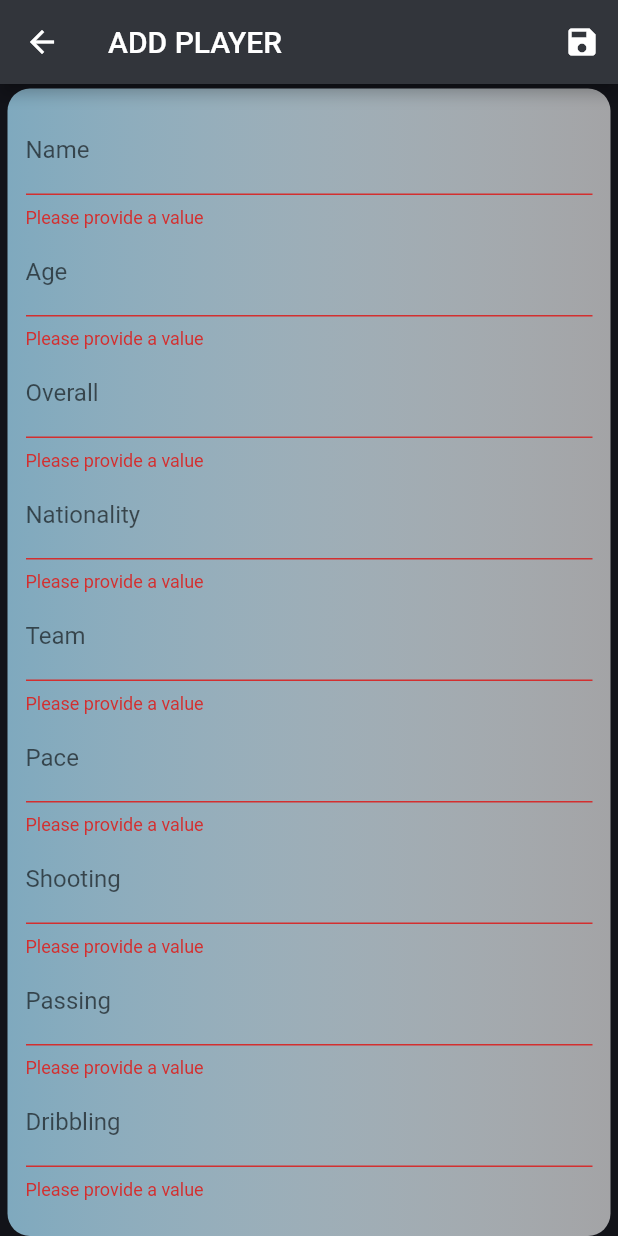
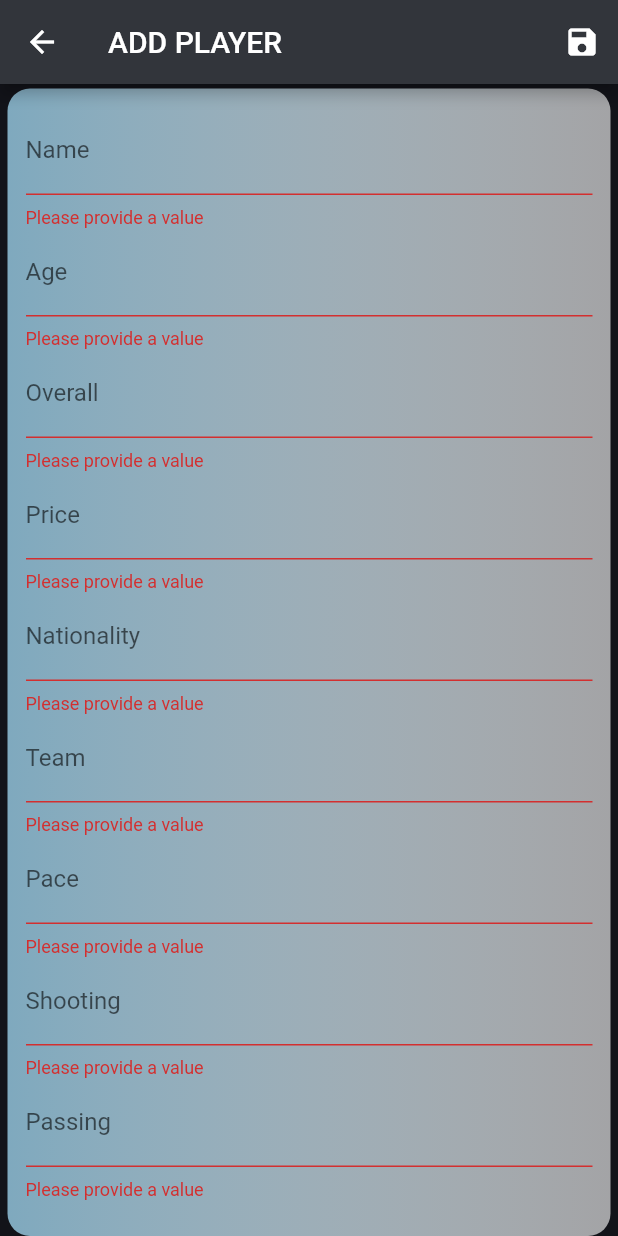
Before and after one commit to cekole/fut-card-flutter, a Flutter app: the EditPlayerScreen screen opened by its route, on a phone screen of 412 x 824 dp. Run offline on Flutter 3.47's test engine with Material 2 defaults, Android fonts, the phone set to English and light mode, and no system bars; network calls fail.

Commit message:
Price feature added

```diff
--- a/lib/providers/player.dart
+++ b/lib/providers/player.dart
@@ -11,6 +11,7 @@ class Player with ChangeNotifier {
   final int? defending;
   final int? physical;
   final int? overall;
+  final int? price;
   final String? nationality;
   final String? team;
   final String? imageUrl;
@@ -31,5 +32,6 @@ class Player with ChangeNotifier {
     required this.imageUrl,
     required this.clubImageUrl,
     required this.team,
+    required this.price,
   });
 }
--- a/lib/providers/players.dart
+++ b/lib/providers/players.dart
@@ -60,6 +60,7 @@ class Players with ChangeNotifier {
           'defending': player.defending,
           'physical': player.physical,
           'overall': player.overall,
+          'price': player.price,
         },
       ),
     );
@@ -78,6 +79,7 @@ class Players with ChangeNotifier {
       team: player.team,
       imageUrl: player.imageUrl,
       clubImageUrl: player.clubImageUrl,
+      price: player.price,
     );
 
     _players.add(newPlayer);
@@ -116,6 +118,7 @@ class Players with ChangeNotifier {
             'defending': player.defending,
             'physical': player.physical,
             'overall': player.overall,
+            'price': player.price,
           },
         ),
       );
@@ -148,6 +151,7 @@ class Players with ChangeNotifier {
             team: playerData['team'],
             imageUrl: playerData['imageUrl'],
             clubImageUrl: playerData['clubImageUrl'],
+            price: playerData['price'],
           ),
         );
       },
--- a/lib/screens/cards_screen.dart
+++ b/lib/screens/cards_screen.dart
@@ -76,6 +76,10 @@ class _CardsScreenState extends State<CardsScreen> {
                       .findById(
                           ModalRoute.of(context)!.settings.arguments.toString())
                       .overall,
+                  price: playerData
+                      .findById(
+                          ModalRoute.of(context)!.settings.arguments.toString())
+                      .price,
                   pace: playerData
                       .findById(
                           ModalRoute.of(context)!.settings.arguments.toString())
--- a/lib/screens/edit_player_screen.dart
+++ b/lib/screens/edit_player_screen.dart
@@ -31,6 +31,7 @@ class _EditPlayerScreenState extends State<EditPlayerScreen> {
     defending: 0,
     physical: 0,
     overall: 0,
+    price: 0,
     nationality: '',
     team: '',
     imageUrl: '',
@@ -47,6 +48,7 @@ class _EditPlayerScreenState extends State<EditPlayerScreen> {
     'defending': '',
     'physical': '',
     'overall': '',
+    'price': '',
     'nationality': '',
     'team': '',
     'imageUrl': '',
@@ -119,6 +121,7 @@ class _EditPlayerScreenState extends State<EditPlayerScreen> {
             'defending': _editedPlayer.defending.toString(),
             'physical': _editedPlayer.physical.toString(),
             'overall': _editedPlayer.overall.toString(),
+            'price': _editedPlayer.price.toString(),
             'nationality': _editedPlayer.nationality!,
             'team': _editedPlayer.team!,
             'imageUrl': '',
@@ -198,6 +201,7 @@ class _EditPlayerScreenState extends State<EditPlayerScreen> {
                       defending: _editedPlayer.defending,
                       physical: _editedPlayer.physical,
                       overall: _editedPlayer.overall,
+                      price: _editedPlayer.price,
                       nationality: _editedPlayer.nationality,
                       team: _editedPlayer.team,
                       imageUrl: _editedPlayer.imageUrl,
@@ -230,6 +234,7 @@ class _EditPlayerScreenState extends State<EditPlayerScreen> {
                       defending: _editedPlayer.defending,
                       physical: _editedPlayer.physical,
                       overall: _editedPlayer.overall,
+                      price: _editedPlayer.price,
                       nationality: _editedPlayer.nationality,
                       team: _editedPlayer.team,
                       imageUrl: _editedPlayer.imageUrl,
@@ -262,6 +267,40 @@ class _EditPlayerScreenState extends State<EditPlayerScreen> {
                       defending: _editedPlayer.defending,
                       physical: _editedPlayer.physical,
                       overall: int.parse(newValue!),
+                      price: _editedPlayer.price,
+                      nationality: _editedPlayer.nationality,
+                      team: _editedPlayer.team,
+                      imageUrl: _editedPlayer.imageUrl,
+                      clubImageUrl: _editedPlayer.clubImageUrl,
+                    );
+                  },
+                ),
+                TextFormField(
+                  initialValue: _initValues['price'],
+                  decoration: InputDecoration(
+                    labelText: 'Price',
+                  ),
+                  keyboardType: TextInputType.number,
+                  textInputAction: TextInputAction.next,
+                  validator: ((value) {
+                    if (value!.isEmpty) {
+                      return 'Please provide a value';
+                    }
+                    return null;
+                  }),
+                  onSaved: (newValue) {
+                    _editedPlayer = Player(
+                      id: _editedPlayer.id,
+                      name: _editedPlayer.name,
+                      age: _editedPlayer.age,
+                      pace: _editedPlayer.pace,
+                      shooting: _editedPlayer.shooting,
+                      passing: _editedPlayer.passing,
+                      dribbling: _editedPlayer.dribbling,
+                      defending: _editedPlayer.defending,
+                      physical: _editedPlayer.physical,
+                      overall: _editedPlayer.overall,
+                      price: int.parse(newValue!),
                       nationality: _editedPlayer.nationality,
                       team: _editedPlayer.team,
                       imageUrl: _editedPlayer.imageUrl,
@@ -293,6 +332,7 @@ class _EditPlayerScreenState extends State<EditPlayerScreen> {
                       defending: _editedPlayer.defending,
                       physical: _editedPlayer.physical,
                       overall: _editedPlayer.overall,
+                      price: _editedPlayer.price,
                       nationality: newValue,
                       team: _editedPlayer.team,
                       imageUrl: _editedPlayer.imageUrl,
@@ -324,6 +364,7 @@ class _EditPlayerScreenState extends State<EditPlayerScreen> {
                       defending: _editedPlayer.defending,
                       physical: _editedPlayer.physical,
                       overall: _editedPlayer.overall,
+                      price: _editedPlayer.price,
                       nationality: _editedPlayer.nationality,
                       team: newValue,
                       imageUrl: _editedPlayer.imageUrl,
@@ -356,6 +397,7 @@ class _EditPlayerScreenState extends State<EditPlayerScreen> {
                       defending: _editedPlayer.defending,
                       physical: _editedPlayer.physical,
                       overall: _editedPlayer.overall,
+                      price: _editedPlayer.price,
                       nationality: _editedPlayer.nationality,
                       team: _editedPlayer.team,
                       imageUrl: _editedPlayer.imageUrl,
@@ -388,6 +430,7 @@ class _EditPlayerScreenState extends State<EditPlayerScreen> {
                       defending: _editedPlayer.defending,
                       physical: _editedPlayer.physical,
                       overall: _editedPlayer.overall,
+                      price: _editedPlayer.price,
                       nationality: _editedPlayer.nationality,
                       team: _editedPlayer.team,
                       imageUrl: _editedPlayer.imageUrl,
@@ -420,6 +463,7 @@ class _EditPlayerScreenState extends State<EditPlayerScreen> {
                       defending: _editedPlayer.defending,
                       physical: _editedPlayer.physical,
                       overall: _editedPlayer.overall,
+                      price: _editedPlayer.price,
                       nationality: _editedPlayer.nationality,
                       team: _editedPlayer.team,
                       imageUrl: _editedPlayer.imageUrl,
@@ -452,6 +496,7 @@ class _EditPlayerScreenState extends State<EditPlayerScreen> {
                       defending: _editedPlayer.defending,
                       physical: _editedPlayer.physical,
                       overall: _editedPlayer.overall,
+                      price: _editedPlayer.price,
                       nationality: _editedPlayer.nationality,
                       team: _editedPlayer.team,
                       imageUrl: _editedPlayer.imageUrl,
@@ -484,6 +529,7 @@ class _EditPlayerScreenState extends State<EditPlayerScreen> {
                       defending: int.parse(newValue!),
                       physical: _editedPlayer.physical,
                       overall: _editedPlayer.overall,
+                      price: _editedPlayer.price,
                       nationality: _editedPlayer.nationality,
                       team: _editedPlayer.team,
                       imageUrl: _editedPlayer.imageUrl,
@@ -516,6 +562,7 @@ class _EditPlayerScreenState extends State<EditPlayerScreen> {
                       defending: _editedPlayer.defending,
                       physical: int.parse(newValue!),
                       overall: _editedPlayer.overall,
+                      price: _editedPlayer.price,
                       nationality: _editedPlayer.nationality,
                       team: _editedPlayer.team,
                       imageUrl: _editedPlayer.imageUrl,
@@ -550,6 +597,7 @@ class _EditPlayerScreenState extends State<EditPlayerScreen> {
                       defending: _editedPlayer.defending,
                       physical: _editedPlayer.physical,
                       overall: _editedPlayer.overall,
+                      price: _editedPlayer.price,
                       nationality: _editedPlayer.nationality,
                       team: _editedPlayer.team,
                       imageUrl: _editedPlayer.imageUrl,
@@ -587,6 +635,7 @@ class _EditPlayerScreenState extends State<EditPlayerScreen> {
                       defending: _editedPlayer.defending,
                       physical: _editedPlayer.physical,
                       overall: _editedPlayer.overall,
+                      price: _editedPlayer.price,
                       nationality: _editedPlayer.nationality,
                       team: _editedPlayer.team,
                       imageUrl: newValue,
```
Also changed, not shown: lib/widgets/individual_card_item.dart (+57 -2 lines).
